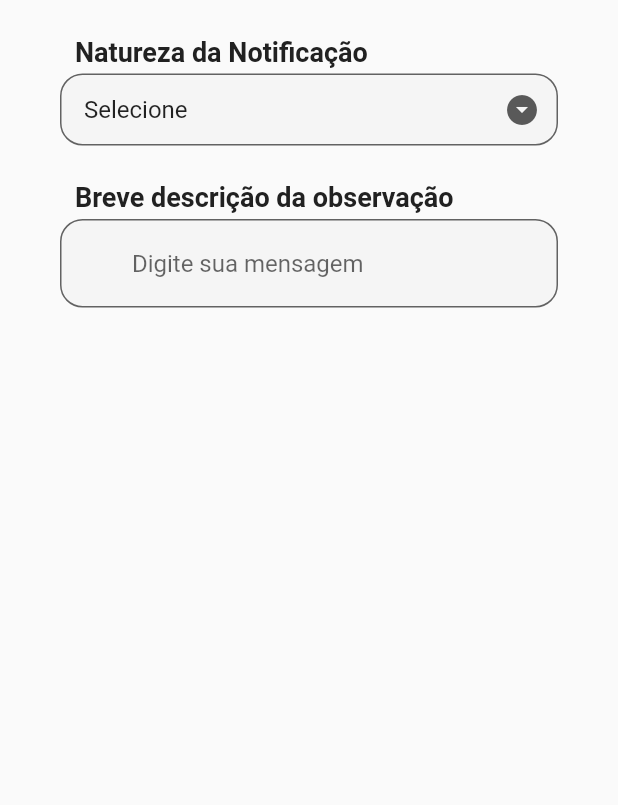
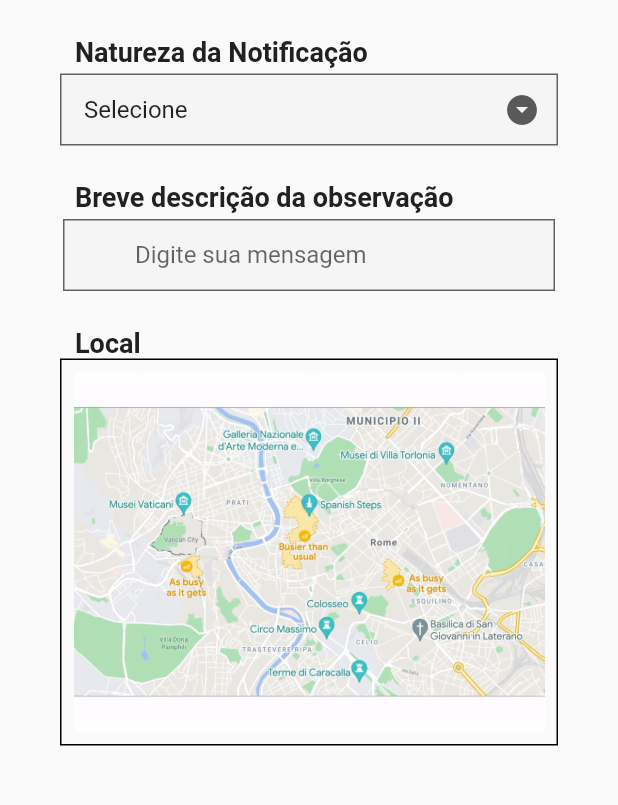
Before and after one commit to amon-mn/aurb, a Flutter app: the AccessibilityPage screen opened directly, on a phone screen of 412 x 824 dp, the part 96-901 px from its top. Run offline on Flutter 3.47's test engine with Material 2 defaults, Android fonts, the phone set to English and light mode, and no system bars; our stand-ins replace mask_text_input_formatter.

Commit message:
Page Acessibilidade

```diff
--- a/lib/components/my_dropdown.dart
+++ b/lib/components/my_dropdown.dart
@@ -54,12 +54,12 @@
             border: OutlineInputBorder(
               borderSide:
                   const BorderSide(color: Color.fromRGBO(238, 238, 238, 1)),
-              borderRadius: BorderRadius.circular(15.0),
+              borderRadius: BorderRadius.zero,
             ),
             focusedBorder: OutlineInputBorder(
               borderSide:
                   const BorderSide(color: Color.fromARGB(255, 124, 124, 124)),
-              borderRadius: BorderRadius.circular(15.0),
+              borderRadius: BorderRadius.zero,
             ),
             fillColor: Colors.grey.shade100,
             filled: true,
@@ -74,7 +74,7 @@
             ),
             errorBorder: OutlineInputBorder(
               borderSide: const BorderSide(color: Colors.red),
-              borderRadius: BorderRadius.circular(15.0),
+              borderRadius: BorderRadius.zero,
             ),
           ),
         );
--- a/lib/components/my_textfield.dart
+++ b/lib/components/my_textfield.dart
@@ -24,10 +24,10 @@
     this.inputFormatter,
     this.onSuffixIconPressed,
     this.onChanged,
-    this.initialValue, // Adicione esta linha
+    this.initialValue,
   }) : super(key: key) {
     if (initialValue != null) {
-      controller.text = initialValue!; // Defina o valor inicial do controlador
+      controller.text = initialValue!;
     }
   }
 
@@ -43,15 +43,13 @@
   Widget build(BuildContext context) {
     final textScaleFactor = MediaQuery.of(context).textScaleFactor;
 
-    return SizedBox(
-      width: MediaQuery.of(context).size.width,
+    return Padding(
+      padding: EdgeInsets.symmetric(horizontal: 2), // Ajuste o valor de horizontal conforme necessário
       child: TextFormField(
         style: TextStyle(fontSize: 16 * textScaleFactor),
-        inputFormatters:
-            widget.inputFormatter != null ? [widget.inputFormatter!] : [],
+        inputFormatters: widget.inputFormatter != null ? [widget.inputFormatter!] : [],
         controller: widget.controller,
-        obscureText: widget
-            .obscureText, // Use o valor fornecido pela propriedade obscureText
+        obscureText: widget.obscureText,
         decoration: InputDecoration(
           prefixIcon: Icon(
             widget.prefixIcon,
@@ -61,26 +59,24 @@
               ? IconButton(
                   icon: Icon(widget.suffixIcon),
                   color: Color.fromARGB(255, 0, 90, 3),
-                  onPressed: widget
-                      .onSuffixIconPressed, // Chame a função fornecida aqui
+                  onPressed: widget.onSuffixIconPressed,
                 )
               : null,
           border: OutlineInputBorder(
-            borderSide:
-                const BorderSide(color: Color.fromRGBO(238, 238, 238, 1)),
-            borderRadius: BorderRadius.circular(15.0),
+            borderSide: const BorderSide(color: Color.fromRGBO(238, 238, 238, 1)),
+            borderRadius: BorderRadius.zero,
           ),
           focusedBorder: OutlineInputBorder(
             borderSide: const BorderSide(color: Color.fromARGB(255, 0, 103, 3)),
-            borderRadius: BorderRadius.circular(15.0),
+            borderRadius: BorderRadius.zero,
           ),
           focusedErrorBorder: OutlineInputBorder(
             borderSide: const BorderSide(color: Colors.red),
-            borderRadius: BorderRadius.circular(15.0),
+            borderRadius: BorderRadius.zero,
           ),
           errorBorder: OutlineInputBorder(
             borderSide: const BorderSide(color: Colors.red),
-            borderRadius: BorderRadius.circular(15.0),
+            borderRadius: BorderRadius.zero,
           ),
           fillColor: Colors.grey.shade100,
           filled: true,
@@ -89,6 +85,7 @@
           labelStyle: TextStyle(
             color: isInvalid ? Colors.red : Colors.green[800],
           ),
+          contentPadding: EdgeInsets.zero,
         ),
         validator: (value) {
           final validationError = widget.validator?.call(value);
@@ -101,8 +98,7 @@
           setState(() {
             isFilled = value.isNotEmpty;
           });
-          widget.onChanged
-              ?.call(value); // Chame a função onChanged se estiver definida
+          widget.onChanged?.call(value);
         },
       ),
     );
--- a/lib/main.dart
+++ b/lib/main.dart
@@ -38,6 +38,6 @@
         debugShowCheckedModeBanner: false,
         title: title,
         theme: ThemeData(primarySwatch: customGrayColor),
-        home: AccessibilityPage(),
+        home: HomeScreen(),
       );
 }
--- a/lib/screens/notifications/accessibility_screen.dart
+++ b/lib/screens/notifications/accessibility_screen.dart
@@ -89,6 +89,35 @@
                       controller: _controller,
                       obscureText: false,
                     ),
+                    SizedBox(height: 24),
+                    Container(
+                      alignment: Alignment.topLeft,
+                      padding: EdgeInsets.only(left: 10),
+                      child: Text(
+                        'Local',
+                        style: TextStyle(
+                          fontSize: 18.0,
+                          fontWeight: FontWeight.bold,
+                          color: Colors.grey[900],
+                        ),
+                      ),
+                    ),
+                    Container(
+                      padding: EdgeInsets.all(8),
+                      decoration: BoxDecoration(
+                        border: Border.all(
+                          color: Colors.black,
+                        ),
+                        borderRadius: BorderRadius.zero,
+                      ),
+                      child: SizedBox(height: 240, width: 420,
+                                              child: Image(
+                          image: AssetImage('lib/assets/fotoMapa.png'),
+                          fit: BoxFit.cover,
+                        ),
+                      ),
+                    ),
+
                   ],
                 ),
               ),
```
Also changed, not shown: lib/assets/fotoMapa.png (added), lib/assets/gps.png (added).
